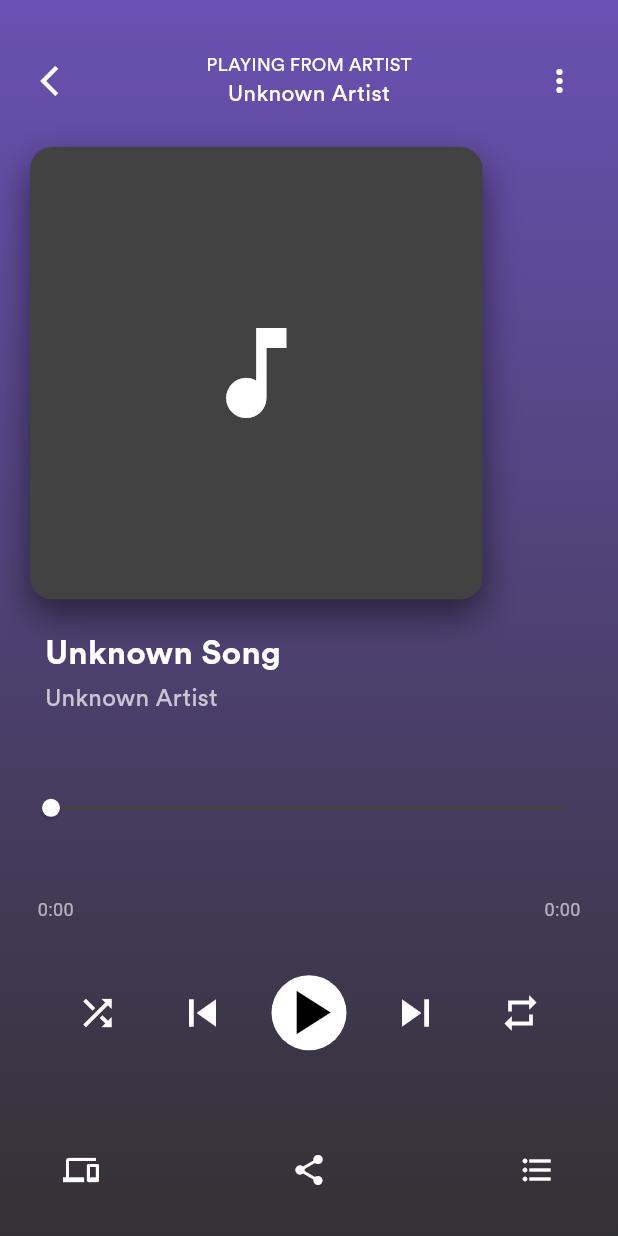
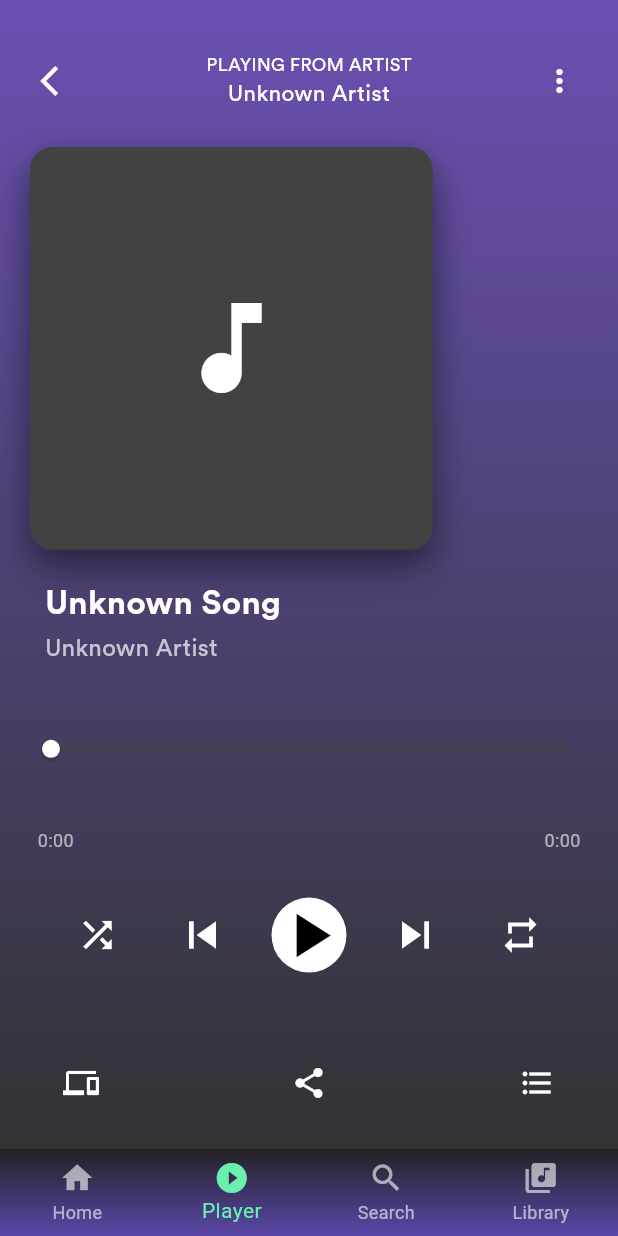
Before and after one commit to tarun1sisodia/freeTuneFrontend, a Flutter app: the PlayerScreen screen opened by its route, on a phone screen of 412 x 824 dp. Run offline on Flutter 3.47's test engine with Material 3 defaults, Android fonts, the phone set to English and light mode, and no system bars; drawn by our look-alikes of marquee; our stand-ins replace connectivity_plus, dartz, dio, equatable, file_picker, flutter_cache_manager and 7 more; missing offline and left inert: audio_session; accounts and stored records are empty; generated files the repository leaves out were written again.

Commit message:
feat: Update stream URL endpoint, improve playlist model parsing, and add bottom navigation to the player screen.

```diff
--- a/freetune/lib/app/core/constants/api_endpoints.dart
+++ b/freetune/lib/app/core/constants/api_endpoints.dart
@@ -30,7 +30,7 @@ class ApiEndpoints {
   static const String favoriteSongs = '/songs/favorites';
   static const String addFavorite = '/songs/{id}/favorite';
   static const String removeFavorite = '/songs/{id}/favorite';
-  static const String streamUrl = '/songs/{id}/stream';
+  static const String streamUrl = '/songs/{id}/stream-url';
   static const String trackPlay = '/songs/{id}/play';
   static const String trackPlayback = '/songs/{id}/playback';
 
--- a/freetune/lib/app/data/datasources/remote/songs_api.dart
+++ b/freetune/lib/app/data/datasources/remote/songs_api.dart
@@ -181,9 +181,15 @@ class SongsApi {
       final response = await _dio.get(
         ApiEndpoints.streamUrl.replaceFirst('{id}', songId),
         queryParameters: {'quality': quality},
+        options: Options(
+          responseType: ResponseType.json,
+          followRedirects: false,
+        ),
       );
 
       logger.d('Stream URL obtained successfully');
+      logger.d('Response data type: ${response.data.runtimeType}');
+      logger.d('Response data: ${response.data}');
       return StreamUrlResponse.fromJson(response.data);
     } on DioException catch (e) {
       logger.e('Failed to get stream URL: ${e.message}');
--- a/freetune/lib/app/presentation/screens/player/player_screen.dart
+++ b/freetune/lib/app/presentation/screens/player/player_screen.dart
@@ -1,4 +1,5 @@
 import 'package:flutter/material.dart';
+import 'package:freetune/app/presentation/screens/home/home_screen.dart';
 import 'package:get/get.dart';
 import 'package:marquee/marquee.dart';
 import '../../controllers/audio_player_controller.dart';
@@ -33,7 +34,7 @@ class PlayerScreen extends GetView<AudioPlayerController> {
                   children: [
                     IconButton(
                         onPressed: () {
-                          Get.back();
+                          Get.put(HomeScreen());
                         },
                         icon: const Icon(
                           Icons.arrow_back_ios,
@@ -290,6 +291,66 @@ class PlayerScreen extends GetView<AudioPlayerController> {
               )
             ],
           )),
+      bottomNavigationBar: Container(
+        decoration: BoxDecoration(
+          gradient: LinearGradient(
+            colors: [
+              Colors.black87,
+              Colors.deepPurple.shade900.withOpacity(0.8)
+            ],
+            begin: Alignment.topCenter,
+            end: Alignment.bottomCenter,
+          ),
+        ),
+        child: BottomNavigationBar(
+          backgroundColor: Colors.transparent,
+          type: BottomNavigationBarType.fixed,
+          currentIndex: 1, // Player screen is at index 1
+          selectedItemColor: Colors.greenAccent,
+          unselectedItemColor: Colors.white60,
+          showSelectedLabels: true,
+          showUnselectedLabels: true,
+          elevation: 0,
+          onTap: (index) {
+            switch (index) {
+              case 0:
+                Get.back(); // Go to home
+                break;
+              case 1:
+                // Already on player screen
+                break;
+              case 2:
+                // Navigate to search (implement when ready)
+                Get.snackbar('Search', 'Search feature coming soon!',
+                    snackPosition: SnackPosition.BOTTOM);
+                break;
+              case 3:
+                // Navigate to library (implement when ready)
+                Get.snackbar('Library', 'Library feature coming soon!',
+                    snackPosition: SnackPosition.BOTTOM);
+                break;
+            }
+          },
+          items: const [
+            BottomNavigationBarItem(
+              icon: Icon(Icons.home),
+              label: 'Home',
+            ),
+            BottomNavigationBarItem(
+              icon: Icon(Icons.play_circle_filled),
+              label: 'Player',
+            ),
+            BottomNavigationBarItem(
+              icon: Icon(Icons.search),
+              label: 'Search',
+            ),
+            BottomNavigationBarItem(
+              icon: Icon(Icons.library_music),
+              label: 'Library',
+            ),
+          ],
+        ),
+      ),
     );
   }
 
```
Also changed, not shown: freetune/lib/app/data/models/playlist/playlist_model.dart (+13 -8 lines).
